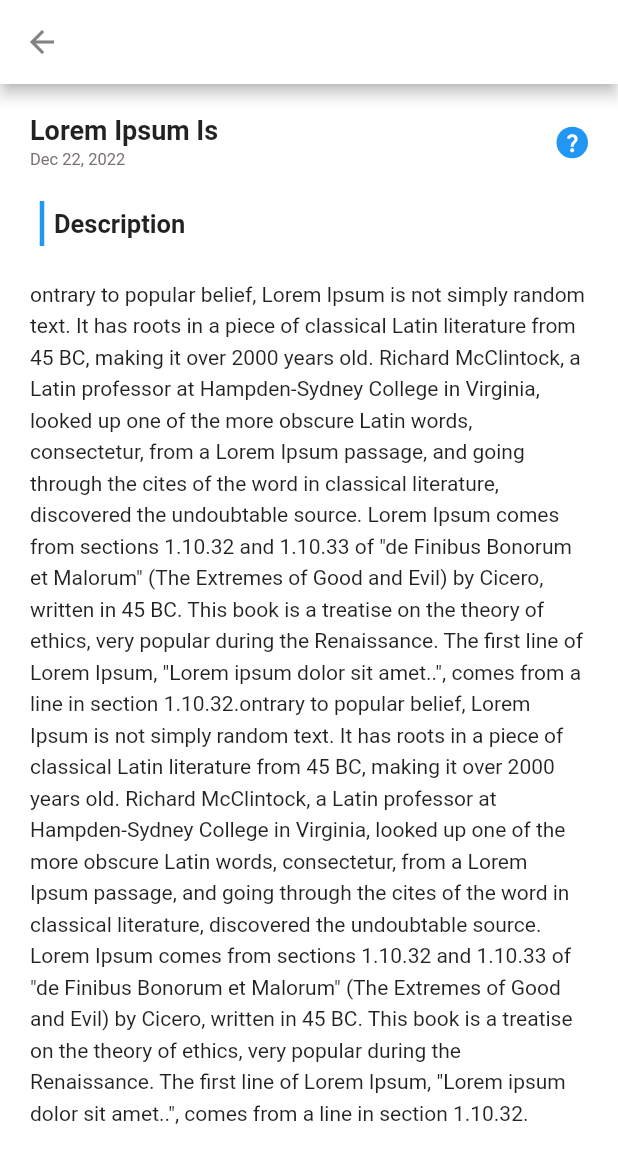
After one commit to yared123yared/We_safe_Police_app, a Flutter app: the CaseDetail screen opened by its route, on a phone screen of 412 x 824 dp. The commit adds this screen. Shown: the top 1163 px of the screen. Run offline on Flutter 3.47's test engine with Material 2 defaults, Android fonts, the phone set to English and light mode, and no system bars; our stand-ins replace bloc, carousel_slider, equatable, firebase_auth, firebase_core, flutter_bloc and 2 more; accounts and stored records are empty; project files that could hold a hidden picture were left out.

Commit message:
case-detail-ui

```diff
--- a/lib/Config/routes.dart
+++ b/lib/Config/routes.dart
@@ -24,6 +24,9 @@ class AppRoute{
     else if(settings.name == ALertDetail.routeName){
       return MaterialPageRoute(builder: ((context) => const ALertDetail()));
     }
+    else if(settings.name == CaseDetail.routeName){
+      return MaterialPageRoute(builder: ((context) => const CaseDetail()));
+    }
     return MaterialPageRoute(
       builder: (context) => const PoliceLoginpage()
       );
--- /dev/null
+++ b/lib/Screens/case_detail/case_detail.dart
@@ -0,0 +1,101 @@
+import 'package:flutter/material.dart';
+import 'package:wesafepoliceapp/Utils/utils.dart';
+
+class CaseDetail extends StatefulWidget {
+  static const routeName = 'wesafepoliceapp/casedetail';
+
+  const CaseDetail({Key? key}) : super(key: key);
+
+  @override
+  State<CaseDetail> createState() => _CaseDetailState();
+}
+
+class _CaseDetailState extends State<CaseDetail> {
+  @override
+  Widget build(BuildContext context) {
+    return Scaffold(
+      appBar: AppBar(
+        backgroundColor: const Color.fromARGB(255, 255, 255, 255),
+        leading: IconButton(
+          onPressed: () {
+            Navigator.of(context).pop();
+          },
+          icon: const Icon(
+            Icons.arrow_back,
+            color: Color.fromARGB(255, 132, 129, 129),
+          ),
+        ),
+      ),
+      body: Container(
+        padding: const EdgeInsets.symmetric(vertical: 20.0, horizontal: 20.0),
+        child: Column(children: [
+          Row(
+            mainAxisAlignment: MainAxisAlignment.spaceBetween,
+            children: [
+              Column(
+                crossAxisAlignment: CrossAxisAlignment.start,
+                children: const [
+                  Text(
+                    'Lorem Ipsum Is',
+                    style: TextStyle(
+                      fontSize: 18.0,
+                      fontWeight: FontWeight.bold,
+                    ),
+                  ),
+                  Text(
+                    'Dec 22, 2022',
+                    style: kDateTimeTextStyle,
+                  ),
+                ],
+              ),
+              Container(
+                padding: const EdgeInsets.all(3.0),
+                decoration: const BoxDecoration(
+                  shape: BoxShape.circle,
+                  color: Colors.blue,
+                ),
+                child: const Icon(
+                  Icons.question_mark,
+                  color: Colors.white,
+                  size: 15,
+                ),
+              )
+            ],
+          ),
+          const SizedBox(
+            height: 20.0,
+          ),
+          IntrinsicHeight(
+            child: SizedBox(
+              height: 30.0,
+              child: Row(children: const [
+                VerticalDivider(
+                  color: Colors.blue,
+                  thickness: 3.0,
+                ),
+                Text(
+                  'Description',
+                  style: TextStyle(
+                    fontSize: 17.0,
+                    fontWeight: FontWeight.bold,
+                  ),
+                )
+              ]),
+            ),
+          ),
+          const SizedBox(
+            height: 20.0,
+          ),
+          const Flexible(
+            child: Text(
+              loremIpsum + loremIpsum,
+              style: TextStyle(
+                height: 1.5,
+              ),
+            ),
+          )
+        ]),
+      ),
+    );
+  }
+}
--- a/lib/Screens/screens.dart
+++ b/lib/Screens/screens.dart
@@ -1,2 +1,3 @@
 export './home/homepage.dart';
 export 'alert_detail.dart/alert_detail.dart';
+export 'case_detail/case_detail.dart';
--- a/pubspec.yaml
+++ b/pubspec.yaml
@@ -52,6 +52,7 @@ dependencies:
   flutter_svg: ^0.22.0
   change_app_package_name: ^1.0.0
   file_picker: ^4.5.1
+
 
 dev_dependencies:
   flutter_test:
```
Also changed, not shown: lib/Screens/home/components/home_case.dart (+6 -1 lines), lib/Screens/home/components/home_report_page.dart (deleted, +0 -317 lines).
